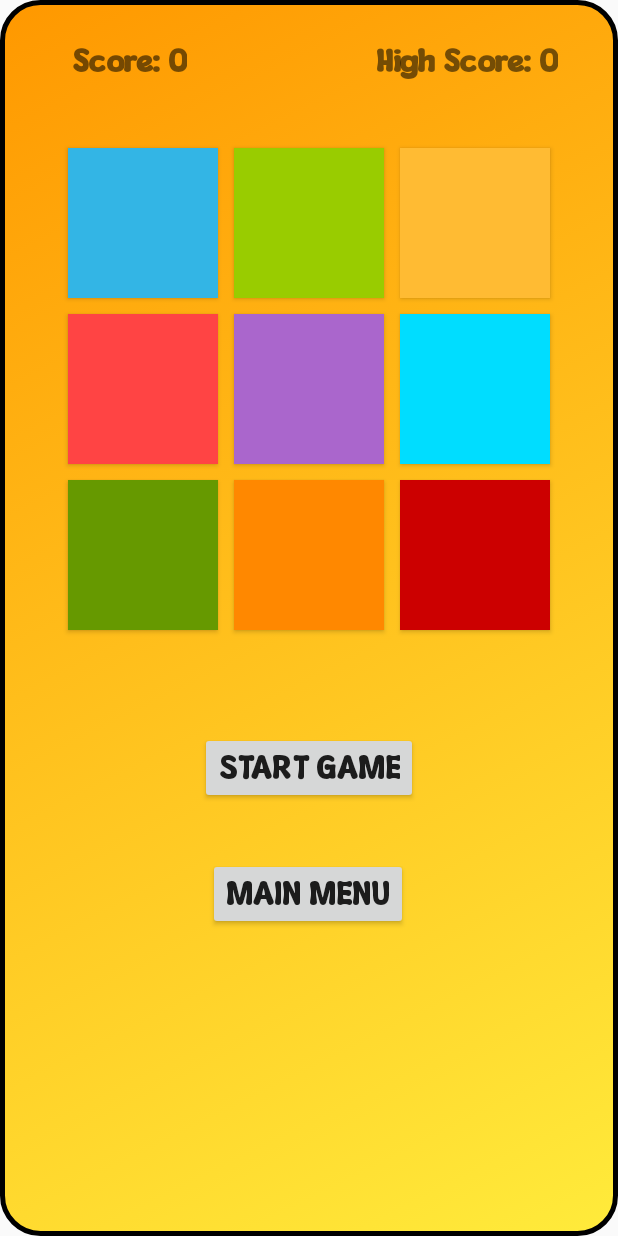
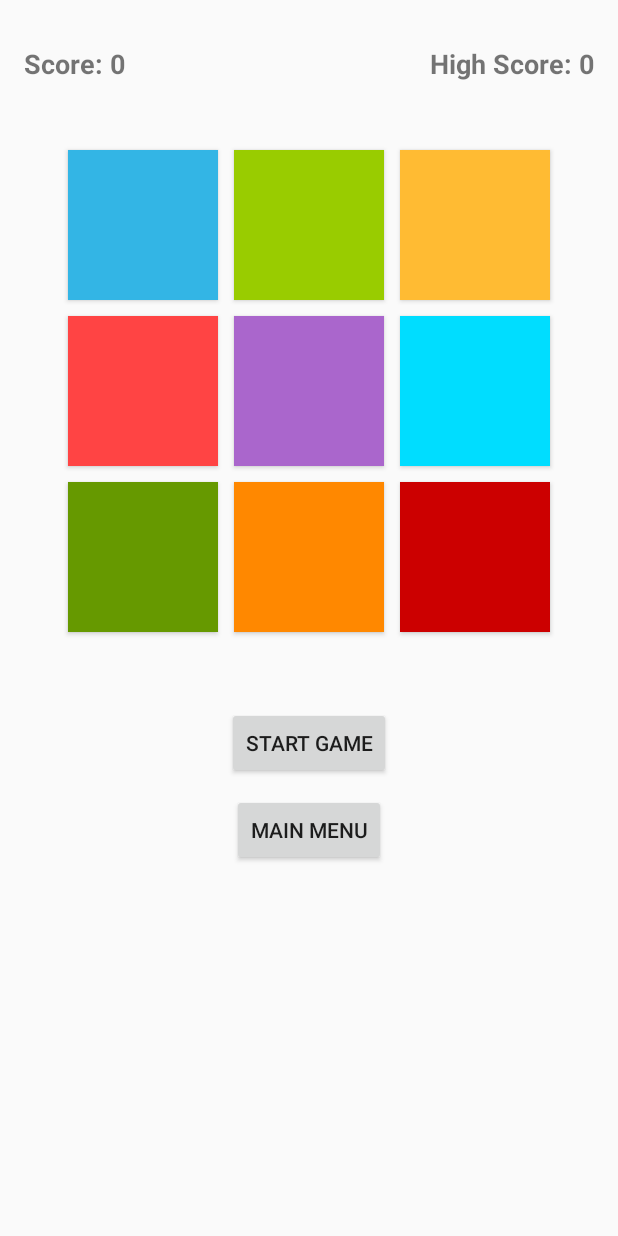
Before and after one commit to armanvalenzuela/minigamecollection.github.io, an Android app: the layout pop_gameplay.xml on its own in the app's theme, with its tools: preview values and no code run, on a phone screen of 412 x 824 dp. Run offline under Robolectric (Android 15) with nearby library versions, the phone set to English and light mode, and no system bars.

Commit message:
Mini Game Collection

```diff
--- a/app/src/main/AndroidManifest.xml
+++ b/app/src/main/AndroidManifest.xml
@@ -15,6 +15,11 @@
         android:supportsRtl="true"
         android:theme="@style/Theme.MiniGameCollection"
         tools:targetApi="31">
+        <activity
+            android:name=".PopStartup"
+            android:exported="true"/>
+        <activity android:name=".PopGameplay" />
+        <activity android:name=".PopInstructions" />
         <activity android:name=".SnakeMainActivity" />
         <activity android:name=".SnakeInstructionsActivity" /> <!-- New instructions activity -->
         <activity android:name=".Snake"
--- a/app/src/main/java/com/example/minigamecollection/GameList.java
+++ b/app/src/main/java/com/example/minigamecollection/GameList.java
@@ -40,4 +40,9 @@ public class GameList extends AppCompatActivity {
         Intent intent = new Intent(this, Snake.class);
         startActivity(intent);
     }
+
+    public void PopButton(View view){
+        Intent intent = new Intent(this, PopStartup.class);
+        startActivity(intent);
+    }
 }
--- a/app/src/main/java/com/example/minigamecollection/InstructionsActivity.java
+++ b/app/src/main/java/com/example/minigamecollection/PopInstructions.java
@@ -6,18 +6,18 @@ import android.view.View;
 import android.widget.Button;
 import androidx.appcompat.app.AppCompatActivity;
 
-public class InstructionsActivity extends AppCompatActivity {
+public class PopInstructions extends AppCompatActivity {
 
     @Override
     protected void onCreate(Bundle savedInstanceState) {
         super.onCreate(savedInstanceState);
-        setContentView(R.layout.activity_instructions);
+        setContentView(R.layout.pop_instructions);
 
         Button returnButton = findViewById(R.id.returnButton);
         returnButton.setOnClickListener(new View.OnClickListener() {
             @Override
             public void onClick(View v) {
-                Intent intent = new Intent(InstructionsActivity.this, StartupActivity.class);
+                Intent intent = new Intent(PopInstructions.this, PopStartup.class);
                 startActivity(intent);
                 finish();
             }
--- a/app/src/main/res/layout/game_list.xml
+++ b/app/src/main/res/layout/game_list.xml
@@ -13,10 +13,11 @@
         android:layout_width="149dp"
         android:layout_height="156dp"
         android:layout_marginTop="360dp"
+        android:background="@drawable/memory_colorbutton"
         android:fontFamily="@font/cheese"
+        android:onClick="PopButton"
         android:text="POP IT"
         android:textSize="35sp"
-        android:background="@drawable/memory_colorbutton"
         app:layout_constraintEnd_toEndOf="parent"
         app:layout_constraintStart_toStartOf="parent"
         app:layout_constraintTop_toBottomOf="@+id/gametitle" />
--- a/app/src/main/res/layout/pop.xml
+++ b/app/src/main/res/layout/pop_gameplay.xml
@@ -4,40 +4,35 @@
     xmlns:tools="http://schemas.android.com/tools"
     android:layout_width="match_parent"
     android:layout_height="match_parent"
-    android:background="@drawable/memory_colorbutton"
-    tools:context=".Pop">
+    tools:context=".MainActivity">
 
     <!-- Score display -->
-
-    <!-- High Score display -->
-
-    <!-- Grid of buttons -->
     <TextView
         android:id="@+id/scoreText"
         android:layout_width="wrap_content"
         android:layout_height="wrap_content"
-        android:layout_marginStart="48dp"
-        android:layout_marginTop="28dp"
         android:text="Score: 0"
-        android:fontFamily="@font/cheese"
-        android:textSize="20sp"
+        android:textSize="18sp"
         android:textStyle="bold"
-        app:layout_constraintStart_toStartOf="parent"
-        app:layout_constraintTop_toTopOf="parent" />
+        android:layout_marginTop="30dp"
+        android:layout_marginStart="16dp"
+        app:layout_constraintTop_toTopOf="parent"
+        app:layout_constraintStart_toStartOf="parent" />
 
+    <!-- High Score display -->
     <TextView
         android:id="@+id/highScoreText"
         android:layout_width="wrap_content"
         android:layout_height="wrap_content"
-        android:layout_marginTop="28dp"
-        android:layout_marginEnd="40dp"
         android:text="High Score: 0"
-        android:textSize="20sp"
-        android:fontFamily="@font/cheese"
+        android:textSize="18sp"
         android:textStyle="bold"
-        app:layout_constraintEnd_toEndOf="parent"
-        app:layout_constraintTop_toTopOf="parent" />
+        android:layout_marginTop="30dp"
+        android:layout_marginEnd="16dp"
+        app:layout_constraintTop_toTopOf="parent"
+        app:layout_constraintEnd_toEndOf="parent" />
 
+    <!-- Grid of buttons -->
     <GridLayout
         android:id="@+id/tileGrid"
         android:layout_width="wrap_content"
@@ -129,32 +124,27 @@
         app:layout_constraintEnd_toEndOf="parent" />
 
     <!-- Start/Restart button -->
-
-    <!-- Main Menu button -->
     <Button
         android:id="@+id/startButton"
         android:layout_width="wrap_content"
         android:layout_height="wrap_content"
-        android:layout_marginTop="28dp"
-        android:fontFamily="@font/cheese"
         android:text="Start Game"
+        app:layout_constraintTop_toBottomOf="@id/messageText"
+        app:layout_constraintStart_toStartOf="parent"
+        app:layout_constraintEnd_toEndOf="parent"
+        android:layout_marginTop="10dp"
+        android:layout_marginBottom="10dp" />
 
-        android:textSize="21sp"
-        app:layout_constraintEnd_toEndOf="parent"
-        app:layout_constraintStart_toStartOf="parent"
-        app:layout_constraintTop_toBottomOf="@id/messageText" />
-
+    <!-- Main Menu button -->
     <Button
         android:id="@+id/mainMenuButton"
         android:layout_width="wrap_content"
         android:layout_height="wrap_content"
-        android:layout_marginTop="36dp"
         android:text="Main Menu"
-        android:textSize="21sp"
-        android:fontFamily="@font/cheese"
+        app:layout_constraintTop_toBottomOf="@id/startButton"
+        app:layout_constraintStart_toStartOf="parent"
         app:layout_constraintEnd_toEndOf="parent"
-        app:layout_constraintHorizontal_bias="0.498"
-        app:layout_constraintStart_toStartOf="parent"
-        app:layout_constraintTop_toBottomOf="@id/startButton" />
+        android:layout_marginTop="10dp"
+        android:layout_marginBottom="30dp" />
 
 </androidx.constraintlayout.widget.ConstraintLayout>
```
Also changed, not shown: app/src/main/java/com/example/minigamecollection/PopGameplay.java (renamed from app/src/main/java/com/example/minigamecollection/Pop.java, +16 -10 lines), app/src/main/java/com/example/minigamecollection/PopStartup.java (renamed from app/src/main/java/com/example/minigamecollection/StartupActivity.java, +4 -4 lines), app/src/main/res/layout/pop_instructions.xml (renamed from app/src/main/res/layout/activity_instructions.xml, +7 -16 lines), app/src/main/res/layout/pop_startup.xml (renamed from app/src/main/res/layout/pop_menu.xml, +15 -30 lines).
